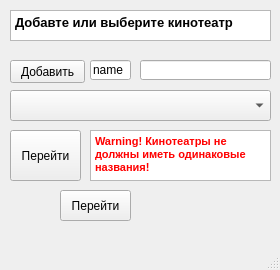
Above: chain.ui from AnastasiaPotapova/Cinematic before the change. Below: the same form after it.
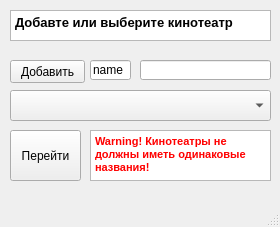
That is the form after the change.

Patch:
```diff
--- a/chain.ui
+++ b/chain.ui
@@ -7,7 +7,7 @@
     <x>0</x>
     <y>0</y>
     <width>280</width>
-    <height>270</height>
+    <height>227</height>
    </rect>
   </property>
   <property name="windowTitle">
@@ -107,19 +107,6 @@
 &lt;p style=&quot; margin-top:0px; margin-bottom:0px; margin-left:0px; margin-right:0px; -qt-block-indent:0; text-indent:0px;&quot;&gt;&lt;span style=&quot; font-size:8pt; font-weight:600; color:#ff0000;&quot;&gt;Warning! Кинотеатры не должны иметь одинаковые названия!&lt;/span&gt;&lt;/p&gt;&lt;/body&gt;&lt;/html&gt;</string>
     </property>
    </widget>
-   <widget class="QPushButton" name="example">
-    <property name="geometry">
-     <rect>
-      <x>60</x>
-      <y>190</y>
-      <width>71</width>
-      <height>31</height>
-     </rect>
-    </property>
-    <property name="text">
-     <string>Перейти</string>
-    </property>
-   </widget>
   </widget>
   <widget class="QMenuBar" name="menubar">
    <property name="geometry">
```
